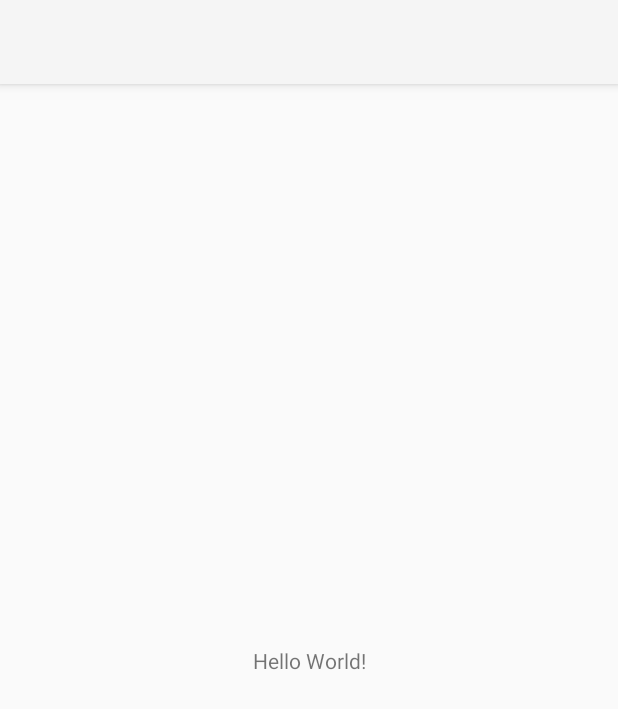
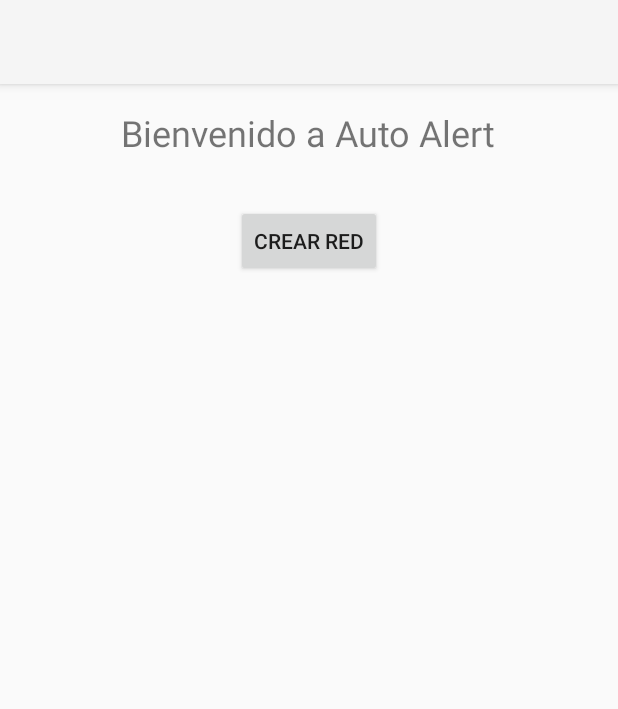
Before and after one commit to EvelynKovacs/DS-AutoAlert, an Android app: the screen it shows after launch (MainActivity), on a phone screen of 412 x 824 dp. Shown: the top 709 px of the screen. Run offline under Robolectric (Android 15) with nearby library versions, the phone set to English and light mode, and no system bars.

Commit message:
solo creaicion red

```diff
--- a/app/src/main/java/com/example/autoalert/view/activities/MainActivity.java
+++ b/app/src/main/java/com/example/autoalert/view/activities/MainActivity.java
@@ -1,26 +1,106 @@
 package com.example.autoalert.view.activities;
 
+import android.Manifest;
+import android.content.Context;
+import android.content.pm.PackageManager;
+import android.net.wifi.WifiManager;
+import android.os.Build;
 import android.os.Bundle;
+import android.util.Log;
+import android.view.View;
+import android.widget.Button;
 
-import androidx.activity.EdgeToEdge;
+import androidx.annotation.NonNull;
 import androidx.appcompat.app.AppCompatActivity;
-import androidx.core.graphics.Insets;
-import androidx.core.view.ViewCompat;
-import androidx.core.view.WindowInsetsCompat;
+import androidx.core.app.ActivityCompat;
+import androidx.core.content.ContextCompat;
+import androidx.fragment.app.FragmentTransaction;
 
 import com.example.autoalert.R;
+import com.example.autoalert.utils.WifiHotspot;
+import com.example.autoalert.view.fragments.CreacionRedFragment;
 
 public class MainActivity extends AppCompatActivity {
+
+    private static final int LOCATION_PERMISSION_REQUEST_CODE = 1;
+    private WifiHotspot hotspotManager; // Asegúrate de inicializar esto en onCreate()
+
 
     @Override
     protected void onCreate(Bundle savedInstanceState) {
         super.onCreate(savedInstanceState);
-        EdgeToEdge.enable(this);
         setContentView(R.layout.activity_main);
-        ViewCompat.setOnApplyWindowInsetsListener(findViewById(R.id.main), (v, insets) -> {
-            Insets systemBars = insets.getInsets(WindowInsetsCompat.Type.systemBars());
-            v.setPadding(systemBars.left, systemBars.top, systemBars.right, systemBars.bottom);
-            return insets;
+
+
+
+        Button createNetworkButton = findViewById(R.id.createNetworkButton);
+
+        createNetworkButton.setOnClickListener(new View.OnClickListener() {
+
+            @Override
+            public void onClick(View v) {
+                // Cargar el fragmento de creación de red
+                CreacionRedFragment creacionRedFragment = new CreacionRedFragment();
+                FragmentTransaction transaction = getSupportFragmentManager().beginTransaction();
+                transaction.replace(R.id.fragment_container, creacionRedFragment);
+                transaction.addToBackStack(null); // Agregar a la pila de retroceso
+                transaction.commit();
+            }
         });
+
+        // Verificar y solicitar permisos
+        checkPermissions();
+
     }
+
+
+    // Método para verificar permisos en tiempo de ejecución
+    private void checkPermissions() {
+        if (Build.VERSION.SDK_INT >= Build.VERSION_CODES.M) {
+            if (ContextCompat.checkSelfPermission(this, Manifest.permission.ACCESS_WIFI_STATE) != PackageManager.PERMISSION_GRANTED ||
+                    ContextCompat.checkSelfPermission(this, Manifest.permission.CHANGE_WIFI_STATE) != PackageManager.PERMISSION_GRANTED ||
+                    ContextCompat.checkSelfPermission(this, Manifest.permission.ACCESS_NETWORK_STATE) != PackageManager.PERMISSION_GRANTED ||
+                    ContextCompat.checkSelfPermission(this, Manifest.permission.CHANGE_NETWORK_STATE) != PackageManager.PERMISSION_GRANTED ||
+                    ContextCompat.checkSelfPermission(this, Manifest.permission.ACCESS_FINE_LOCATION) != PackageManager.PERMISSION_GRANTED) {
+
+                ActivityCompat.requestPermissions(this,
+                        new String[]{
+                                Manifest.permission.ACCESS_WIFI_STATE,
+                                Manifest.permission.CHANGE_WIFI_STATE,
+                                Manifest.permission.ACCESS_NETWORK_STATE,
+                                Manifest.permission.CHANGE_NETWORK_STATE,
+                                Manifest.permission.ACCESS_FINE_LOCATION,
+                                Manifest.permission.ACCESS_COARSE_LOCATION
+                        }, 1);
+            }
+        }
+    }
+
+    // Callback para manejar la respuesta del usuario a la solicitud de permisos
+    @Override
+    public void onRequestPermissionsResult(int requestCode, @NonNull String[] permissions, @NonNull int[] grantResults) {
+        super.onRequestPermissionsResult(requestCode, permissions, grantResults);
+        if (requestCode == LOCATION_PERMISSION_REQUEST_CODE) {
+            if (grantResults.length > 0 && grantResults[0] == PackageManager.PERMISSION_GRANTED) {
+                // Permisos concedidos, puedes iniciar el hotspot
+                Log.i("PermissionSuccesfull", "Permiso de ubicación habilitados. Se puede iniciar el hotspot.");
+            } else {
+                // Permisos no concedidos, manejar el caso según tu lógica
+                Log.e("PermissionError", "Permiso de ubicación denegado. No se puede iniciar el hotspot.");
+            }
+        }
+    }
+
+    @Override
+    protected void onDestroy() {
+        super.onDestroy();
+
+        // Detener el hotspot si está activo
+
+            hotspotManager.stopHotspot();
+
+    }
+
+
+
 }
--- a/app/src/main/res/layout/activity_main.xml
+++ b/app/src/main/res/layout/activity_main.xml
@@ -1,19 +1,29 @@
 <?xml version="1.0" encoding="utf-8"?>
-<androidx.constraintlayout.widget.ConstraintLayout xmlns:android="http://schemas.android.com/apk/res/android"
-    xmlns:app="http://schemas.android.com/apk/res-auto"
-    xmlns:tools="http://schemas.android.com/tools"
-    android:id="@+id/main"
+<LinearLayout xmlns:android="http://schemas.android.com/apk/res/android"
     android:layout_width="match_parent"
     android:layout_height="match_parent"
-    tools:context=".view.activities.MainActivity">
+    android:orientation="vertical">
 
     <TextView
         android:layout_width="wrap_content"
         android:layout_height="wrap_content"
-        android:text="Hello World!"
-        app:layout_constraintBottom_toBottomOf="parent"
-        app:layout_constraintEnd_toEndOf="parent"
-        app:layout_constraintStart_toStartOf="parent"
-        app:layout_constraintTop_toTopOf="parent" />
+        android:text="Bienvenido a Auto Alert"
+        android:textSize="24sp"
+        android:layout_gravity="center"
+        android:padding="16dp" />
 
-</androidx.constraintlayout.widget.ConstraintLayout>
+    <Button
+        android:id="@+id/createNetworkButton"
+        android:layout_width="wrap_content"
+        android:layout_height="wrap_content"
+        android:text="Crear Red"
+        android:layout_gravity="center"
+        android:layout_margin="16dp" />
+
+    <FrameLayout
+        android:id="@+id/fragment_container"
+        android:layout_width="match_parent"
+        android:layout_height="0dp"
+        android:layout_weight="1" />
+
+</LinearLayout>
```
Also changed, not shown: app/src/main/AndroidManifest.xml (+13 -0 lines), app/src/main/java/com/example/autoalert/utils/WifiHotspot.java (added, +88 -0 lines), app/src/main/java/com/example/autoalert/view/fragments/CreacionRedFragment.java (added, +145 -0 lines), app/src/main/res/layout/fragment_creacion_red.xml (added, +44 -0 lines).
